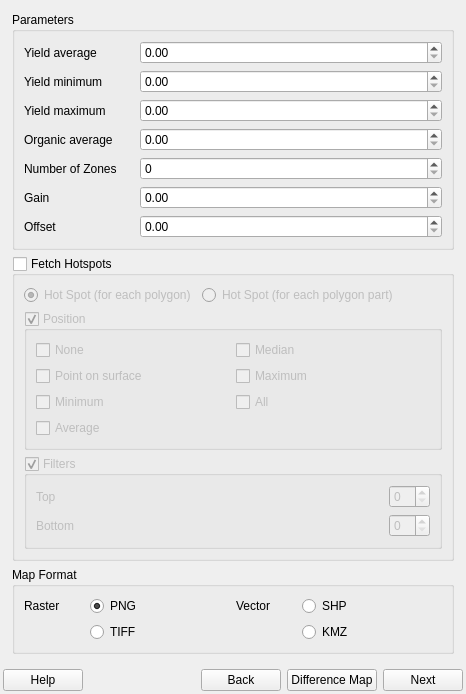
The window that geosys/ui/templates/geosys_dockwidget_base.ui (earthdaily/qgis-plugin) describes before a commit, drawn with Qt 5.
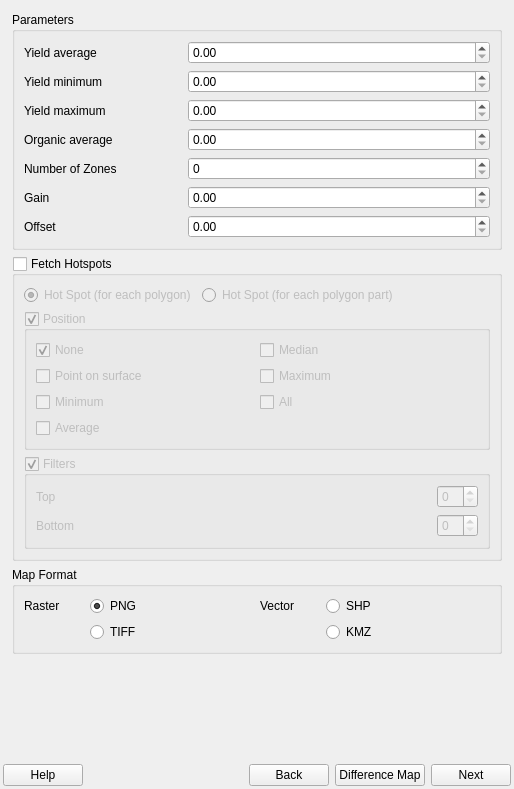
The same window after the commit.

The edit to the form file:
```diff
--- a/geosys/ui/templates/geosys_dockwidget_base.ui
+++ b/geosys/ui/templates/geosys_dockwidget_base.ui
@@ -6,14 +6,14 @@
    <rect>
     <x>0</x>
     <y>0</y>
-    <width>466</width>
-    <height>657</height>
+    <width>514</width>
+    <height>789</height>
    </rect>
   </property>
   <property name="minimumSize">
    <size>
-    <width>466</width>
-    <height>633</height>
+    <width>514</width>
+    <height>789</height>
    </size>
   </property>
   <property name="windowTitle">
@@ -501,6 +501,9 @@
                 <property name="text">
                  <string>None</string>
                 </property>
+                <property name="checked">
+                 <bool>true</bool>
+                </property>
                </widget>
               </item>
               <item row="0" column="1">
```
